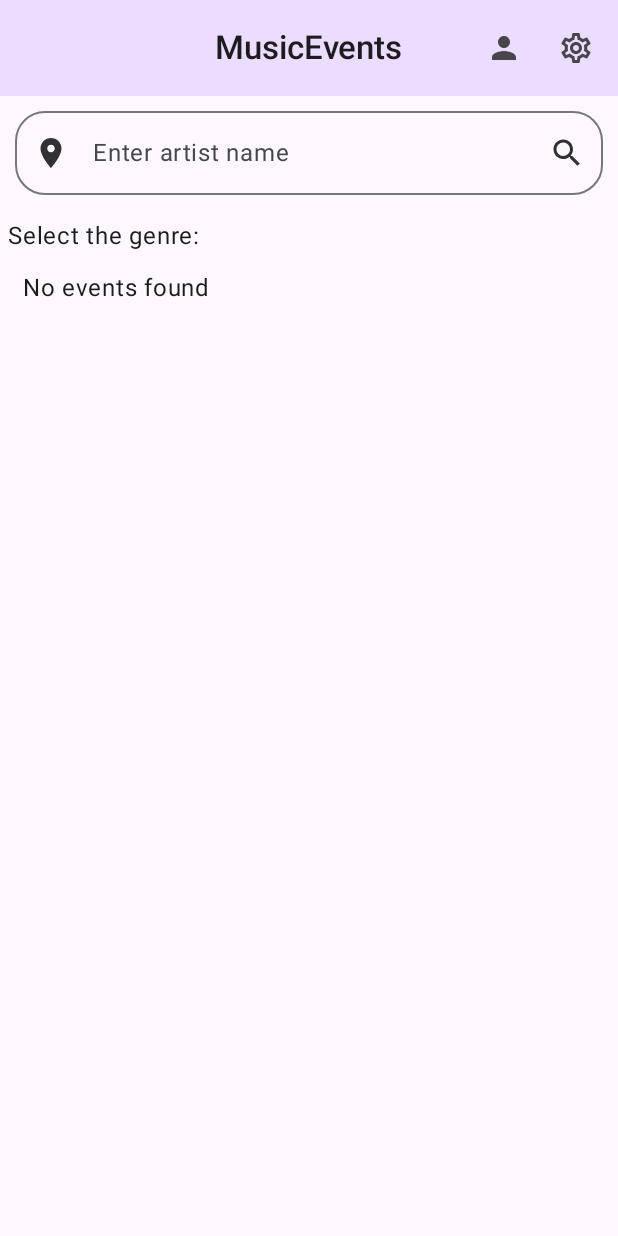
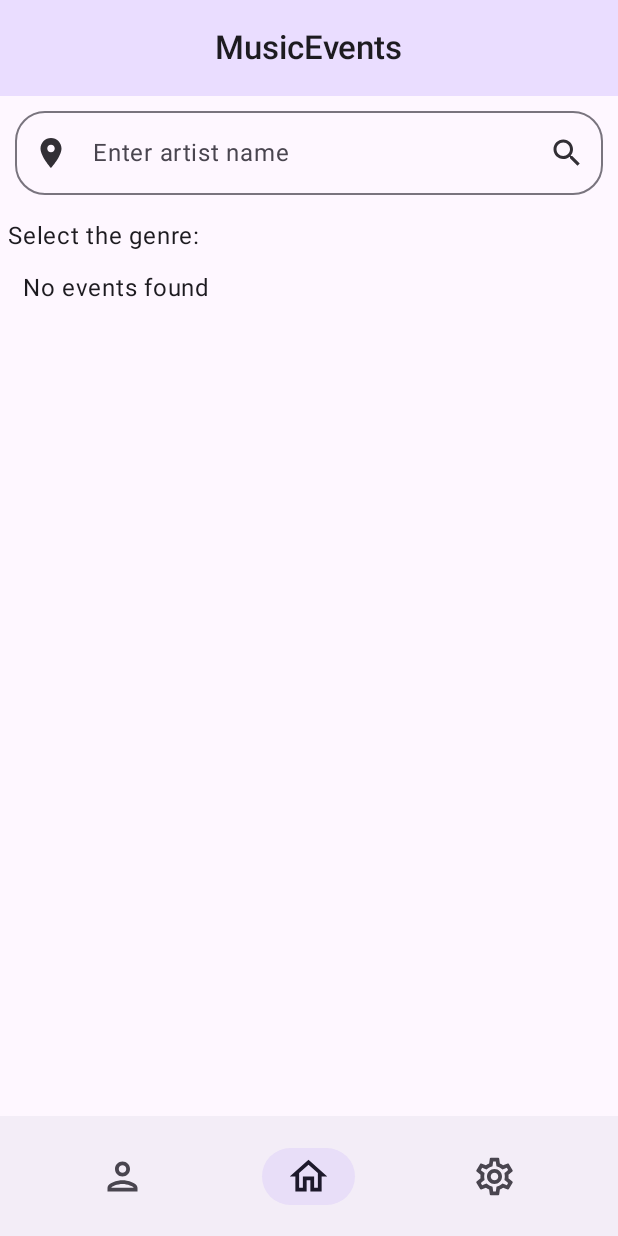
Before and after one commit to alessandro-ricci6/MusicEvents, an Android app built with Jetpack Compose: the screen it shows after launch (MainActivity), on a phone screen of 412 x 824 dp. Run offline under Robolectric (Android 15) with nearby library versions, the phone set to English and light mode, and no system bars; our stand-ins replace Room's generated code.

Commit message:
Changed nav bar and added bottom bar to navigate in the app

```diff
--- a/app/src/main/java/com/example/musicevents/MainActivity.kt
+++ b/app/src/main/java/com/example/musicevents/MainActivity.kt
@@ -1,7 +1,6 @@
 package com.example.musicevents
 
 import android.os.Bundle
-import android.util.Log
 import androidx.activity.ComponentActivity
 import androidx.activity.compose.setContent
 import androidx.compose.foundation.isSystemInDarkTheme
@@ -20,7 +19,8 @@ import androidx.navigation.compose.currentBackStackEntryAsState
 import androidx.navigation.compose.rememberNavController
 import com.example.musicevents.ui.MusicEventsNavGraph
 import com.example.musicevents.ui.MusicEventsRoute
-import com.example.musicevents.ui.composable.AppBar
+import com.example.musicevents.ui.composable.NavBar
+import com.example.musicevents.ui.composable.TopBar
 import com.example.musicevents.ui.screens.settings.SettingsViewModel
 import com.example.musicevents.ui.screens.settings.Theme
 import org.koin.androidx.compose.koinViewModel
@@ -57,7 +57,8 @@ class MainActivity : ComponentActivity() {
                     }
 
                     Scaffold(
-                        topBar = { AppBar(navController, currentRoute) }
+                        topBar = { TopBar(currentRoute)},
+                        bottomBar = { NavBar(navController, currentRoute) }
                     ) { contentPadding ->
                         MusicEventsNavGraph(
                             navController,
--- a/app/src/main/java/com/example/musicevents/ui/Navigation.kt
+++ b/app/src/main/java/com/example/musicevents/ui/Navigation.kt
@@ -1,9 +1,15 @@
 package com.example.musicevents.ui
 
 import android.util.Log
+import androidx.compose.material.icons.Icons
+import androidx.compose.material.icons.outlined.Home
+import androidx.compose.material.icons.outlined.Lock
+import androidx.compose.material.icons.outlined.Person
+import androidx.compose.material.icons.outlined.Settings
 import androidx.compose.runtime.Composable
 import androidx.compose.runtime.getValue
 import androidx.compose.ui.Modifier
+import androidx.compose.ui.graphics.vector.ImageVector
 import androidx.lifecycle.compose.collectAsStateWithLifecycle
 import androidx.navigation.NamedNavArgument
 import androidx.navigation.NavHostController
@@ -21,14 +27,15 @@ import org.koin.androidx.compose.koinViewModel
 sealed class MusicEventsRoute(
     val route: String,
     val title: String,
+    val icon: ImageVector,
     val arguments: List<NamedNavArgument> = emptyList()
 ) {
-    data object Login : MusicEventsRoute("login", "Login")
-    data object Home : MusicEventsRoute("events", "MusicEvents")
+    data object Login : MusicEventsRoute("login", "Login", Icons.Outlined.Lock)
+    data object Home : MusicEventsRoute("events", "MusicEvents", Icons.Outlined.Home)
     //data object EventDetail :
-    data object Settings : MusicEventsRoute("settings", "Settings")
+    data object Settings : MusicEventsRoute("settings", "Settings", Icons.Outlined.Settings)
     //data object Profile :
-    data object Profile: MusicEventsRoute("profile", "Profile")
+    data object Profile: MusicEventsRoute("profile", "Profile", Icons.Outlined.Person)
 
     companion object {
         val routes = setOf(Login, Home, Settings, Profile)
--- a/app/src/main/java/com/example/musicevents/ui/composable/AppBar.kt
+++ /dev/null
@@ -1,66 +0,0 @@
-package com.example.musicevents.ui.composable
-
-import androidx.compose.material.icons.Icons
-import androidx.compose.material.icons.filled.Person
-import androidx.compose.material.icons.outlined.ArrowBack
-import androidx.compose.material.icons.outlined.Search
-import androidx.compose.material.icons.outlined.Settings
-import androidx.compose.material3.CenterAlignedTopAppBar
-import androidx.compose.material3.ExperimentalMaterial3Api
-import androidx.compose.material3.Icon
-import androidx.compose.material3.IconButton
-import androidx.compose.material3.MaterialTheme
-import androidx.compose.material3.Text
-import androidx.compose.material3.TopAppBarDefaults
-import androidx.compose.runtime.Composable
-import androidx.compose.ui.graphics.vector.ImageVector
-import androidx.compose.ui.res.vectorResource
-import androidx.compose.ui.text.font.FontWeight
-import androidx.navigation.NavHostController
-import com.example.musicevents.R
-import com.example.musicevents.ui.MusicEventsRoute
-
-@OptIn(ExperimentalMaterial3Api::class)
-@Composable
-fun AppBar(
-    navController: NavHostController,
-    currentRoute: MusicEventsRoute
-) {
-    CenterAlignedTopAppBar(
-        title = {
-            Text(
-                currentRoute.title,
-                fontWeight = FontWeight.Medium,
-            )
-        },
-        navigationIcon = {
-            if (navController.previousBackStackEntry != null
-                && navController.previousBackStackEntry!!.destination.route != MusicEventsRoute.Login.route
-                && currentRoute.route != MusicEventsRoute.Login.route) {
-                IconButton(onClick = { navController.navigateUp() }) {
-                    Icon(
-                        imageVector = ImageVector.vectorResource(R.drawable.arrow_back),
-                        contentDescription = "Back button"
-                    )
-                }
-            }
-        },
-        actions = {
-            if(currentRoute.route != MusicEventsRoute.Profile.route
-                && currentRoute.route != MusicEventsRoute.Login.route){
-                IconButton(onClick = { navController.navigate(MusicEventsRoute.Profile.route) }) {
-                    Icon(Icons.Default.Person, "Profile")
-                }
-            }
-            if (currentRoute.route != MusicEventsRoute.Settings.route
-                && currentRoute.route != MusicEventsRoute.Login.route) {
-                IconButton(onClick = { navController.navigate(MusicEventsRoute.Settings.route) }) {
-                    Icon(Icons.Outlined.Settings, "Settings")
-                }
-            }
-        },
-        colors = TopAppBarDefaults.topAppBarColors(
-            containerColor = MaterialTheme.colorScheme.primaryContainer
-        )
-    )
-}
--- /dev/null
+++ b/app/src/main/java/com/example/musicevents/ui/composable/NavBar.kt
@@ -0,0 +1,69 @@
+package com.example.musicevents.ui.composable
+
+import androidx.compose.foundation.layout.Row
+import androidx.compose.foundation.layout.fillMaxWidth
+import androidx.compose.foundation.layout.height
+import androidx.compose.foundation.layout.padding
+import androidx.compose.foundation.layout.size
+import androidx.compose.material3.CenterAlignedTopAppBar
+import androidx.compose.material3.ExperimentalMaterial3Api
+import androidx.compose.material3.Icon
+import androidx.compose.material3.MaterialTheme
+import androidx.compose.material3.NavigationBar
+import androidx.compose.material3.NavigationBarItem
+import androidx.compose.material3.Text
+import androidx.compose.material3.TopAppBarDefaults
+import androidx.compose.runtime.Composable
+import androidx.compose.ui.Modifier
+import androidx.compose.ui.text.font.FontWeight
+import androidx.compose.ui.unit.dp
+import androidx.navigation.NavHostController
+import com.example.musicevents.ui.MusicEventsRoute
+
+@Composable
+fun NavBar(
+    navController: NavHostController,
+    currentRoute: MusicEventsRoute
+) {
+
+    val possibleRoute = listOf(
+        MusicEventsRoute.Profile,
+        MusicEventsRoute.Home,
+        MusicEventsRoute.Settings
+    )
+
+    NavigationBar {
+        Row(
+            modifier = Modifier
+                .padding(horizontal = 20.dp)
+                .height(50.dp)
+                .fillMaxWidth()
+        ) {
+            possibleRoute.forEach { item ->
+                val selected = item.route == currentRoute.route
+                NavigationBarItem(selected = selected, onClick = { navController.navigate(item.route) }, icon = {
+                    Icon(
+                    imageVector = item.icon,
+                    contentDescription = item.title,
+                    modifier = Modifier.size(30.dp)
+                ) })
+            }
+        }
+    }
+}
+
+@OptIn(ExperimentalMaterial3Api::class)
+@Composable
+fun TopBar(currentRoute: MusicEventsRoute){
+    CenterAlignedTopAppBar(
+        title = {
+            Text(
+                currentRoute.title,
+                fontWeight = FontWeight.Medium,
+            )
+        },
+        colors = TopAppBarDefaults.topAppBarColors(
+            containerColor = MaterialTheme.colorScheme.primaryContainer
+        )
+    )
+}
```
